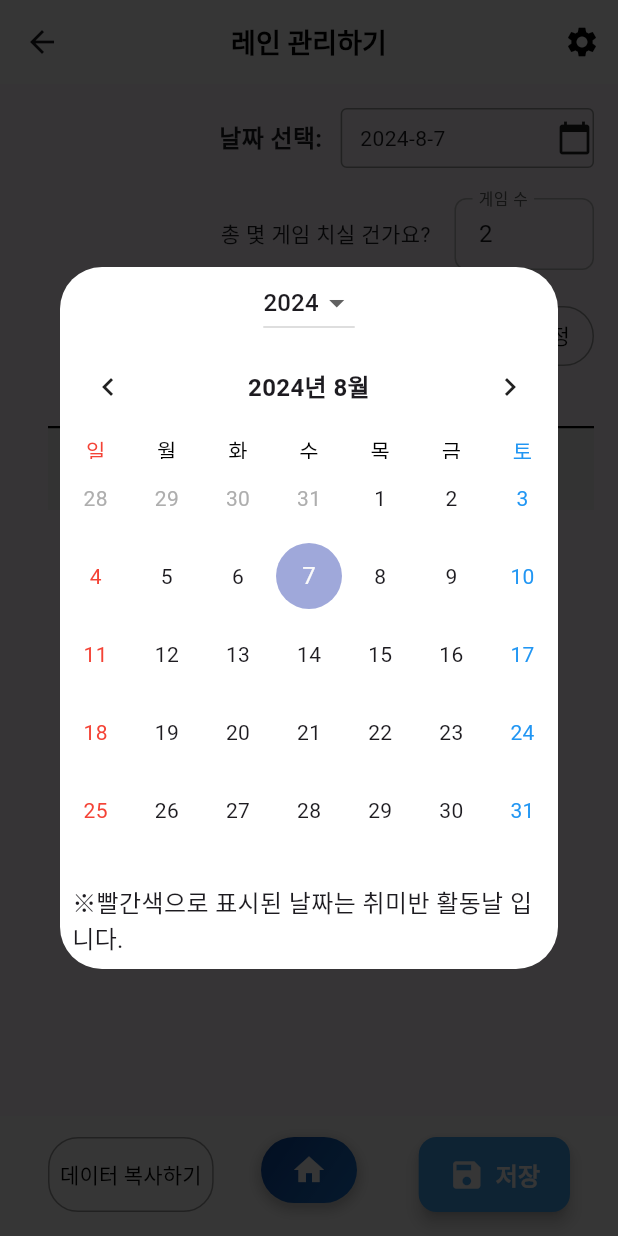
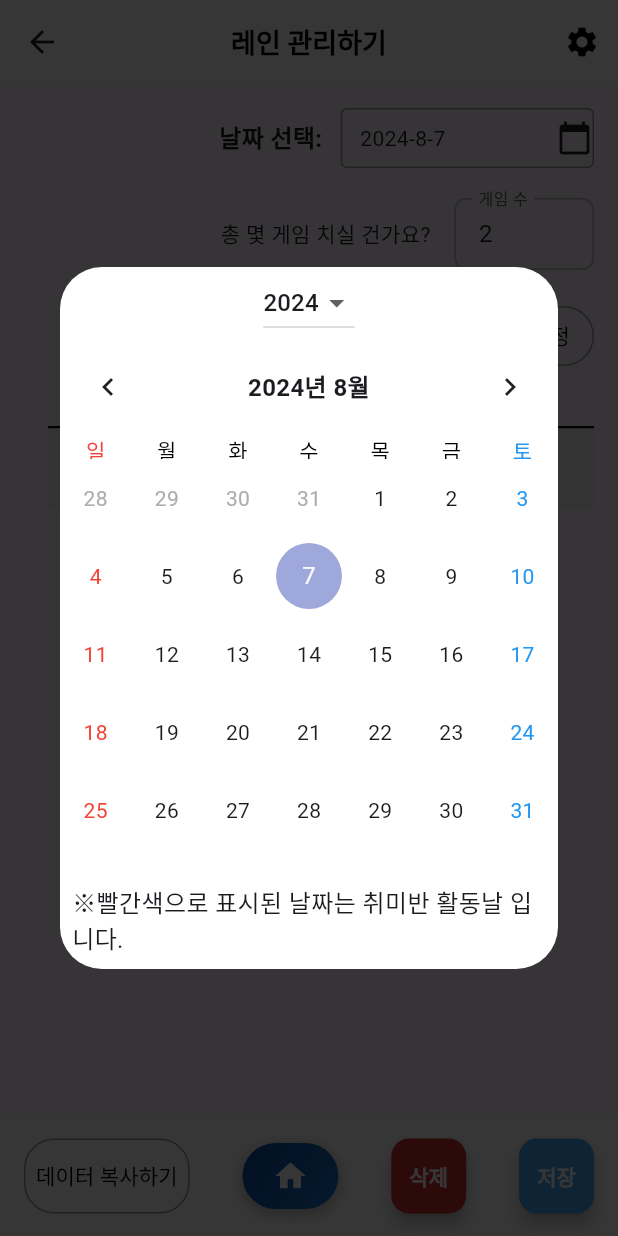
Before and after one commit to dnl1029/flutter, a Flutter app: the BowlingLanesPage screen opened directly, on a phone screen of 412 x 824 dp. Run offline on Flutter 3.47's test engine with Material 3 defaults, Android fonts, the phone set to English and light mode, and no system bars; drawn by our look-alikes of table_calendar; our stand-ins replace dio, fl_chart, flutter_secure_storage, image_picker, permission_handler; missing offline and left inert: dart:html; accounts and stored records are empty; network calls fail.

Commit message:
레인관리하기 스코어 삭제버튼 추가

```diff
--- a/lib/lane_assignment.dart
+++ b/lib/lane_assignment.dart
@@ -1036,16 +1036,33 @@ class _BowlingLanesPageState extends State<BowlingLanesPage> {
         notchMargin: 8.0,
         child: SizedBox(
           height: kBottomNavigationBarHeight + 20, // 높이를 약간 조정하여 BottomAppBar를 위로 올림
-          child: Stack(
+          child: Row(
             children: [
-              // Home 버튼
-              Positioned(
-                top: (kBottomNavigationBarHeight - 42) / 2 - 5, // 홈 버튼의 높이를 위로 조정
-                left: 0,
-                right: 0,
-                child: Align(
-                  alignment: Alignment.center,
-                  child: GestureDetector(
+              // 데이터 복사하기 버튼 (왼쪽)
+              OutlinedButton(
+                onPressed: _copyTableToClipboard,
+                child: Padding(
+                  padding: EdgeInsets.symmetric(horizontal: 8, vertical: 4),
+                  child: Text(
+                    '데이터 복사하기',
+                    style: TextStyle(
+                      color: Colors.black,
+                      fontSize: 14, // 글자 크기 조정
+                    ),
+                  ),
+                ),
+                style: OutlinedButton.styleFrom(
+                  side: BorderSide(color: Colors.grey),
+                  shape: RoundedRectangleBorder(
+                    borderRadius: BorderRadius.circular(20),
+                  ),
+                  padding: EdgeInsets.zero,
+                  minimumSize: Size(0, 50), // 버튼 크기 최소화
+                ),
+              ),
+              Spacer(), // 홈 버튼과 오른쪽 버튼들 사이의 간격을 조절합니다.
+              // 홈 버튼 (중앙)
+              GestureDetector(
                 onTap: () {
                   Navigator.push(
                     context,
@@ -1078,46 +1095,36 @@ class _BowlingLanesPageState extends State<BowlingLanesPage> {
                   ),
                 ),
               ),
+              Spacer(), // 홈 버튼과 오른쪽 버튼들 사이의 간격을 조절합니다.
+              // 삭제 버튼
+              ElevatedButton(
+                onPressed: () {
+                  _confirmDelete();
+                },
+                child: Text(
+                  '삭제',
+                  style: TextStyle(fontSize: 14, fontWeight: FontWeight.bold),
+                ),
+                style: ElevatedButton.styleFrom(
+                  backgroundColor: Color(0xFFD32F2F),
+                  foregroundColor: Colors.white,
+                  shape: RoundedRectangleBorder(
+                    borderRadius: BorderRadius.circular(12),
+                  ),
+                  padding: EdgeInsets.symmetric(horizontal: 12, vertical: 12),
+                  elevation: 4,
+                  minimumSize: Size(0, 50), // 버튼 크기 최소화
                 ),
               ),
-              // 데이터 복사하기 버튼
-              Positioned(
-                left: 16,
-                top: (kBottomNavigationBarHeight - 42) / 2 - 5, // 높이를 홈 버튼과 동일하게 조정
-                child: OutlinedButton(
-                  onPressed: _copyTableToClipboard,
-                  child: Padding(
-                    padding: EdgeInsets.symmetric(horizontal: 8, vertical: 4),
-                    child: Text(
-                      '데이터 복사하기',
-                      style: TextStyle(
-                        color: Colors.black,
-                      ),
-                    ),
-                  ),
-                  style: OutlinedButton.styleFrom(
-                    side: BorderSide(color: Colors.grey),
-                    shape: RoundedRectangleBorder(
-                      borderRadius: BorderRadius.circular(20),
-                    ),
-                    padding: EdgeInsets.zero,
-                    minimumSize: Size(0, 50),
-                  ),
-                ),
-              ),
+              Spacer(), // 홈 버튼과 오른쪽 버튼들 사이의 간격을 조절합니다.
               // 저장 버튼
-              Positioned(
-                right: 16,
-                top: (kBottomNavigationBarHeight - 42) / 2 - 5, // 높이를 홈 버튼과 동일하게 조정
-                child: ElevatedButton.icon(
+              ElevatedButton(
                 onPressed: () {
-                    // _uploadAssignments();
                   validateAndSave();
                 },
-                  icon: Icon(Icons.save, size: 24),
-                  label: Text(
+                child: Text(
                   '저장',
-                    style: TextStyle(fontSize: 16, fontWeight: FontWeight.bold),
+                  style: TextStyle(fontSize: 14, fontWeight: FontWeight.bold),
                 ),
                 style: ElevatedButton.styleFrom(
                   backgroundColor: Color(0xFF42A5F5),
@@ -1125,11 +1132,9 @@ class _BowlingLanesPageState extends State<BowlingLanesPage> {
                   shape: RoundedRectangleBorder(
                     borderRadius: BorderRadius.circular(12),
                   ),
-                    padding: EdgeInsets.symmetric(horizontal: 20, vertical: 12),
+                  padding: EdgeInsets.symmetric(horizontal: 12, vertical: 12),
                   elevation: 4,
-                    textStyle: TextStyle(fontSize: 16),
-                    minimumSize: Size(0, 50),
-                  ),
+                  minimumSize: Size(0, 50), // 버튼 크기 최소화
                 ),
               ),
             ],
@@ -1203,5 +1208,75 @@ class _BowlingLanesPageState extends State<BowlingLanesPage> {
     }
   }
 
+  Future<void> _confirmDelete() async {
+    // 사용자가 삭제를 확인하는 대화 상자
+    final shouldDelete = await showDialog<bool>(
+      context: context,
+      builder: (BuildContext context) {
+        return AlertDialog(
+          title: Text('삭제 확인'),
+          content: Text('선택한 날짜의 정보가 모두 삭제됩니다. 그래도 삭제하시겠습니까?'),
+          actions: [
+            TextButton(
+              onPressed: () {
+                Navigator.of(context).pop(false); // 취소 버튼 클릭 시
+              },
+              child: Text('취소'),
+            ),
+            TextButton(
+              onPressed: () {
+                Navigator.of(context).pop(true); // 확인 버튼 클릭 시
+              },
+              child: Text('확인'),
+            ),
+          ],
+        );
+      },
+    );
+
+    if (shouldDelete == true) {
+      await deleteDailyScores(); // 확인을 클릭하면 삭제 메서드를 호출
+    }
+  }
+
+  Future<void> deleteDailyScores() async {
+    if (selectedDate == null) return;
+
+    final deleteScoresUrl = 'https://bowling-rolling.com/api/v1/score/delete/workDt';
+
+    try {
+      final response = await _apiClient.post(
+        context,
+        deleteScoresUrl,
+        data: {"workDt": _formatDate(selectedDate!)},
+      );
+
+      // 상태 코드가 200인 경우
+      if (response.statusCode == 200) {
+        final responseData = response.data;
+        if (responseData['code'] == "200") {
+          _showSuccessDialog('정상적으로 삭제되었습니다.');
+        } else {
+          _showErrorDialog('알 수 없는 오류가 발생했습니다.');
+        }
+      } else {
+        // 상태 코드가 404인 경우
+        if (response.statusCode == 404) {
+          if (response.data['code'] == "RESOURCE_NOT_FOUND") {
+            _showErrorDialog('해당 날짜에 삭제할 점수가 없습니다.');
+          } else {
+            _showErrorDialog('리소스를 찾을 수 없습니다.');
+          }
+        } else {
+          _showErrorDialog('서버 오류가 발생했습니다.');
+        }
+      }
+    } catch (e) {
+      // 예외 발생 시 오류 메시지를 로그로 남기거나 더 구체적인 메시지를 제공
+      print('Exception occurred: $e');
+      _showErrorDialog('해당 날짜에 삭제할 점수가 없습니다.');
+    }
+  }
+
 
 }
```
Lines whose indentation alone changed are shown as unchanged.
